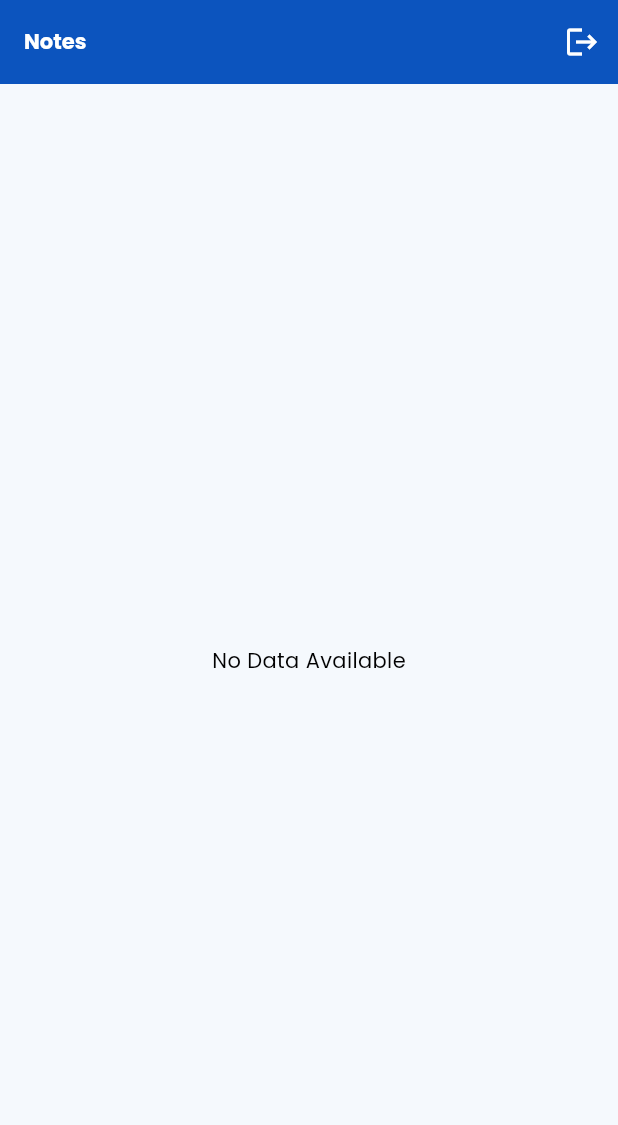
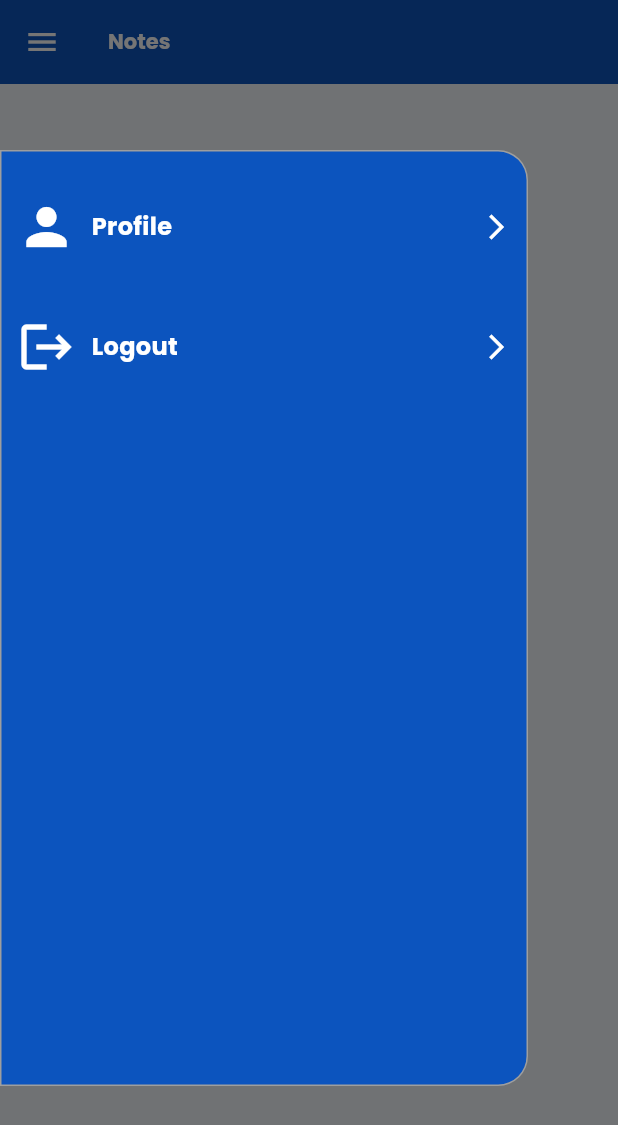
Before and after one commit to GreejithVC/xgen, a Flutter app: the NotesScreen screen opened directly, with the side drawer open (before the commit the screen has no drawer), on a phone screen of 412 x 824 dp. Shown: the top 1125 px of the screen. Run offline on Flutter 3.47's test engine with Material 3 defaults, Android fonts, the phone set to English and light mode, and no system bars; our stand-ins replace cloud_firestore, firebase_auth, firebase_core, google_fonts, shared_preferences, shimmer and 1 more; missing offline and left inert: loadmore; accounts and stored records are empty.

Commit message:
design and integration of profile details screen, integreated fetch user details from friebase design of custom drawer/humberger menu replaced logout option

```diff
--- a/lib/main.dart
+++ b/lib/main.dart
@@ -3,6 +3,7 @@ import 'package:xgen/ui/pages/splash_screen.dart';
 import 'constants/app_theme.dart';
 import 'controllers/app_controller.dart';
 import 'controllers/auth_controller.dart';
+import 'controllers/user_controller.dart';
 import 'firebase_options.dart';
 import 'package:flutter/material.dart';
 import 'package:provider/provider.dart';
@@ -30,6 +31,7 @@ class MyApp extends StatelessWidget {
         ChangeNotifierProvider(create: (final _) => AppController()),
         ChangeNotifierProvider(create: (final _) => AuthController()),
         ChangeNotifierProvider(create: (final _) => NotesController()),
+        ChangeNotifierProvider(create: (final _) => UserController()),
       ],
       child: MaterialApp(
         navigatorKey:navigatorKey ,
--- /dev/null
+++ b/lib/models/user_model.dart
@@ -0,0 +1,15 @@
+class UserModel {
+  final String id;
+  final String name;
+  final String email;
+
+  UserModel({required this.id, required this.name, required this.email});
+
+  factory UserModel.fromMap(Map<String, dynamic> data, String documentId) {
+    return UserModel(
+      id: documentId,
+      name: data['name'] ?? '',
+      email: data['email'] ?? '',
+    );
+  }
+}
--- /dev/null
+++ b/lib/ui/components/custom_drawer.dart
@@ -0,0 +1,52 @@
+import 'package:flutter/material.dart';
+import 'package:provider/provider.dart';
+import 'package:xgen/controllers/user_controller.dart';
+
+import '../../../constants/app_colors.dart';
+import '../../controllers/auth_controller.dart';
+import '../../main.dart';
+import 'options_tile.dart';
+
+class CustomDrawer extends StatelessWidget {
+   CustomDrawer({super.key});
+
+  final AuthController authController =
+  Provider.of<AuthController>(navigatorKey.currentContext!, listen: false);
+   final UserController userController =
+   Provider.of<UserController>(navigatorKey.currentContext!, listen: false);
+
+  @override
+  Widget build(BuildContext context) {
+    return Container(
+      clipBehavior: Clip.antiAlias,
+      width: MediaQuery.of(navigatorKey.currentContext!).size.width - 60,
+      height: MediaQuery.of(navigatorKey.currentContext!).size.height - 200,
+      decoration: BoxDecoration(
+        color: AppColors.primaryColor,
+        borderRadius: const BorderRadius.only(
+          topRight: Radius.circular(20),
+          bottomRight: Radius.circular(20),
+        ),
+        border: Border.all(color: Colors.grey, width: 1.0),
+      ),
+      margin: EdgeInsets.zero,
+      child: _menuOptions(),
+    );
+  }
+
+  Widget _menuOptions() {
+    return SingleChildScrollView(
+      scrollDirection: Axis.vertical,
+      child: Column(
+        mainAxisSize: MainAxisSize.min,
+        children: [
+          const SizedBox(height: 20),
+          OptionsTile(title: "Profile", image: Icons.person,onTap:  userController.loadUserProfile),
+          const SizedBox(height: 20),
+          OptionsTile(title: "Logout", image: Icons.logout,onTap:  authController.logoutAlertBox),
+          const SizedBox(height: 20),
+        ],
+      ),
+    );
+  }
+}
--- /dev/null
+++ b/lib/ui/components/options_tile.dart
@@ -0,0 +1,39 @@
+import 'package:flutter/material.dart';
+
+import '../../../constants/app_colors.dart';
+import '../../constants/app_theme.dart';
+
+class OptionsTile extends StatelessWidget {
+  final IconData image;
+  final String title;
+  final GestureTapCallback? onTap;
+  const OptionsTile({super.key, required this.image, required this.title, this.onTap});
+
+  @override
+  Widget build(BuildContext context) {
+    return Padding(
+      padding: const EdgeInsets.symmetric(horizontal: 10,vertical: 10),
+      child: GestureDetector(
+        behavior: HitTestBehavior.translucent,
+        onTap:onTap,
+        child: Row(
+          children: [
+            Icon(image,size: 40,color: Colors.white,),
+          const SizedBox(width: 10.0),
+            Expanded(
+              child: Column(
+                crossAxisAlignment: CrossAxisAlignment.start,
+                children: [
+                  Text(title,style:appTheme.textTheme.titleMedium?.copyWith(color: Colors.white)),
+
+                ],
+              ),
+            ),
+            Icon(Icons.arrow_forward_ios,size:20,color: Colors.white,)
+
+          ],
+        ),
+      ),
+    );
+  }
+}
--- a/lib/ui/pages/notes_screen.dart
+++ b/lib/ui/pages/notes_screen.dart
@@ -6,11 +6,11 @@ import 'package:shimmer/shimmer.dart';
 import 'package:xgen/models/Notes.dart';
 
 import '../../constants/app_colors.dart';
-import '../../controllers/auth_controller.dart';
 import '../../controllers/notes_controller.dart';
 import '../../constants/enums.dart';
 import '../../main.dart';
 import '../../utils/widget_utils.dart';
+import '../components/custom_drawer.dart';
 import '../components/note_tile.dart';
 import '../components/shimmer_tile.dart';
 
@@ -23,10 +23,9 @@ class NotesScreen extends StatefulWidget {
 
 class _NotesScreenState extends State<NotesScreen> {
   final NotesController controller = Provider.of<NotesController>(
-      navigatorKey.currentContext!,
-      listen: false);
-  final AuthController authController =
-      Provider.of<AuthController>(navigatorKey.currentContext!, listen: false);
+    navigatorKey.currentContext!,
+    listen: false,
+  );
 
   @override
   void initState() {
@@ -39,19 +38,15 @@ class _NotesScreenState extends State<NotesScreen> {
     return WillPopScope(
       onWillPop: () => WidgetUtils.showExitPopUp(context),
       child: Scaffold(
-        appBar: AppBar(
-          title: const Text('Notes'),
-          actions: [
-            IconButton(
-                onPressed: authController.logoutAlertBox,
-                icon: const Icon(Icons.logout))
-          ],
-        ),
+        appBar: AppBar(title: const Text('Notes')),
         body: Selector<NotesController, Tuple2<PageState, List<Note>>>(
-          selector: (final context, final controller) =>
-              Tuple2(controller.pageState, controller.notes),
-          shouldRebuild: (Tuple2<PageState, List<Note>> before,
-              Tuple2<PageState, List<Note>> after) {
+          selector:
+              (final context, final controller) =>
+                  Tuple2(controller.pageState, controller.notes),
+          shouldRebuild: (
+            Tuple2<PageState, List<Note>> before,
+            Tuple2<PageState, List<Note>> after,
+          ) {
             return true;
           },
           builder: (final context, final data, final child) {
@@ -64,7 +59,7 @@ class _NotesScreenState extends State<NotesScreen> {
             }
           },
         ),
-
+        drawer: CustomDrawer(),
       ),
     );
   }
@@ -78,8 +73,7 @@ class _NotesScreenState extends State<NotesScreen> {
         padding: const EdgeInsets.all(12),
         itemCount: controller.notes.length,
         itemBuilder: (final context, final index) {
-          return NoteTile(
-              note: controller.notes[index]);
+          return NoteTile(note: controller.notes[index]);
         },
         separatorBuilder: (final context, final index) {
           return const SizedBox(height: 12);
```
Also changed, not shown: lib/controllers/user_controller.dart (added, +53 -0 lines), lib/ui/pages/profile_screen.dart (added, +49 -0 lines).
